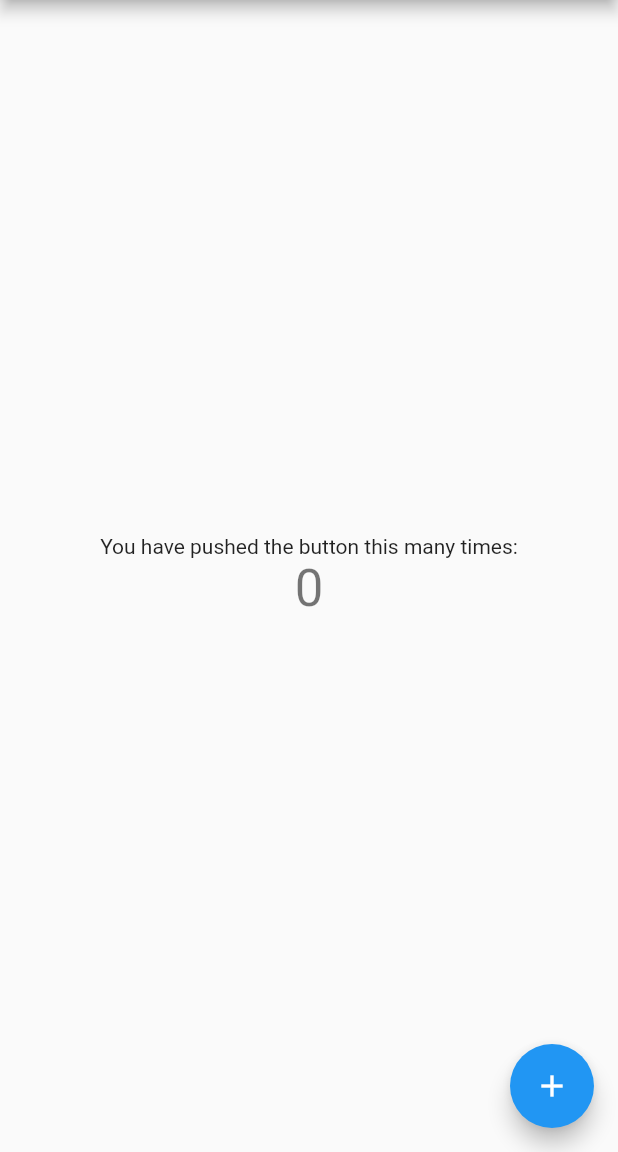
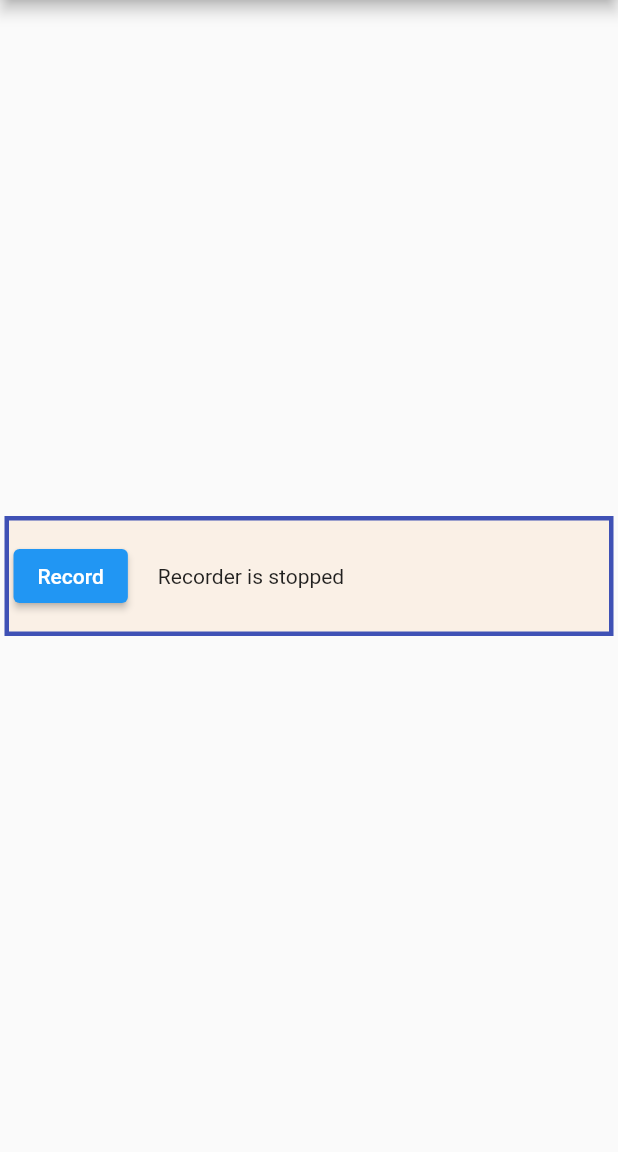
Before and after one commit to camphan12993/test_stt, a Flutter app: the screen it shows after launch, on a phone screen of 412 x 824 dp, the part 84-1236 px from its top. Run offline on Flutter 3.47's test engine with Material 2 defaults, Android fonts, the phone set to English and light mode, and no system bars; our stand-ins replace permission_handler; missing offline and left inert: audio_session, flutter_sound; statements that could not run were skipped.

Commit message:
update modules

```diff
--- a/lib/main.dart
+++ b/lib/main.dart
@@ -1,8 +1,15 @@
+import 'dart:async';
+
+import 'package:audio_session/audio_session.dart';
 import 'package:flutter/material.dart';
+import 'package:flutter_sound/flutter_sound.dart';
+import 'package:permission_handler/permission_handler.dart';
 
 void main() {
   runApp(const MyApp());
 }
+
+const int tSampleRate = 44000;
 
 class MyApp extends StatelessWidget {
   const MyApp({Key? key}) : super(key: key);
@@ -49,26 +56,95 @@ class MyHomePage extends StatefulWidget {
 
 class _MyHomePageState extends State<MyHomePage> {
   int _counter = 0;
+  FlutterSoundRecorder? _mRecorder = FlutterSoundRecorder();
+  bool _mRecorderIsInited = false;
+  StreamSubscription? _mRecordingDataSubscription;
 
-  void _incrementCounter() {
+  Future<void> _openRecorder() async {
+    var status = await Permission.microphone.request();
+    if (status != PermissionStatus.granted) {
+      throw RecordingPermissionException('Microphone permission not granted');
+    }
+    await _mRecorder!.openRecorder();
+
+    final session = await AudioSession.instance;
+    await session.configure(AudioSessionConfiguration(
+      avAudioSessionCategory: AVAudioSessionCategory.playAndRecord,
+      avAudioSessionCategoryOptions:
+          AVAudioSessionCategoryOptions.allowBluetooth |
+              AVAudioSessionCategoryOptions.defaultToSpeaker,
+      avAudioSessionMode: AVAudioSessionMode.spokenAudio,
+      avAudioSessionRouteSharingPolicy:
+          AVAudioSessionRouteSharingPolicy.defaultPolicy,
+      avAudioSessionSetActiveOptions: AVAudioSessionSetActiveOptions.none,
+      androidAudioAttributes: const AndroidAudioAttributes(
+        contentType: AndroidAudioContentType.speech,
+        flags: AndroidAudioFlags.none,
+        usage: AndroidAudioUsage.voiceCommunication,
+      ),
+      androidAudioFocusGainType: AndroidAudioFocusGainType.gain,
+      androidWillPauseWhenDucked: true,
+    ));
+
     setState(() {
-      // This call to setState tells the Flutter framework that something has
-      // changed in this State, which causes it to rerun the build method below
-      // so that the display can reflect the updated values. If we changed
-      // _counter without calling setState(), then the build method would not be
-      // called again, and so nothing would appear to happen.
-      _counter++;
+      _mRecorderIsInited = true;
     });
+  }
+
+  Future<void> record() async {
+    assert(_mRecorderIsInited);
+    var recordingDataController = StreamController<Food>();
+    _mRecordingDataSubscription =
+        recordingDataController.stream.listen((buffer) {
+      if (buffer is FoodData) {
+        print(buffer);
+      }
+    });
+    await _mRecorder!.startRecorder(
+      toStream: recordingDataController.sink,
+      codec: Codec.pcm16,
+      numChannels: 1,
+      sampleRate: tSampleRate,
+    );
+    setState(() {});
+  }
+  // --------------------- (it was very simple, wasn't it ?) -------------------
+
+  Future<void> stopRecorder() async {
+    await _mRecorder!.stopRecorder();
+    if (_mRecordingDataSubscription != null) {
+      await _mRecordingDataSubscription!.cancel();
+      _mRecordingDataSubscription = null;
+    }
+  }
+
+  getRecorderFn() {
+    if (!_mRecorderIsInited) {
+      return null;
+    }
+    return _mRecorder!.isStopped
+        ? record
+        : () {
+            stopRecorder().then((value) => setState(() {}));
+          };
+  }
+
+  @override
+  void initState() {
+    super.initState();
+    _openRecorder();
+  }
+
+  @override
+  void dispose() {
+    stopRecorder();
+    _mRecorder!.closeRecorder();
+    _mRecorder = null;
+    super.dispose();
   }
 
   @override
   Widget build(BuildContext context) {
-    // This method is rerun every time setState is called, for instance as done
-    // by the _incrementCounter method above.
-    //
-    // The Flutter framework has been optimized to make rerunning build methods
-    // fast, so that you can just rebuild anything that needs updating rather
-    // than having to individually change instances of widgets.
     return Scaffold(
       appBar: AppBar(
         // Here we take the value from the MyHomePage object that was created by
@@ -79,37 +155,39 @@ class _MyHomePageState extends State<MyHomePage> {
         // Center is a layout widget. It takes a single child and positions it
         // in the middle of the parent.
         child: Column(
-          // Column is also a layout widget. It takes a list of children and
-          // arranges them vertically. By default, it sizes itself to fit its
-          // children horizontally, and tries to be as tall as its parent.
-          //
-          // Invoke "debug painting" (press "p" in the console, choose the
-          // "Toggle Debug Paint" action from the Flutter Inspector in Android
-          // Studio, or the "Toggle Debug Paint" command in Visual Studio Code)
-          // to see the wireframe for each widget.
-          //
-          // Column has various properties to control how it sizes itself and
-          // how it positions its children. Here we use mainAxisAlignment to
-          // center the children vertically; the main axis here is the vertical
-          // axis because Columns are vertical (the cross axis would be
-          // horizontal).
           mainAxisAlignment: MainAxisAlignment.center,
           children: <Widget>[
-            const Text(
-              'You have pushed the button this many times:',
-            ),
-            Text(
-              '$_counter',
-              style: Theme.of(context).textTheme.headline4,
+            Container(
+              margin: const EdgeInsets.all(3),
+              padding: const EdgeInsets.all(3),
+              height: 80,
+              width: double.infinity,
+              alignment: Alignment.center,
+              decoration: BoxDecoration(
+                color: Color(0xFFFAF0E6),
+                border: Border.all(
+                  color: Colors.indigo,
+                  width: 3,
+                ),
+              ),
+              child: Row(children: [
+                ElevatedButton(
+                  onPressed: getRecorderFn(),
+                  //color: Colors.white,
+                  //disabledColor: Colors.grey,
+                  child: Text(_mRecorder!.isRecording ? 'Stop' : 'Record'),
+                ),
+                SizedBox(
+                  width: 20,
+                ),
+                Text(_mRecorder!.isRecording
+                    ? 'Recording in progress'
+                    : 'Recorder is stopped'),
+              ]),
             ),
           ],
         ),
       ),
-      floatingActionButton: FloatingActionButton(
-        onPressed: _incrementCounter,
-        tooltip: 'Increment',
-        child: const Icon(Icons.add),
-      ), // This trailing comma makes auto-formatting nicer for build methods.
     );
   }
 }
--- a/pubspec.yaml
+++ b/pubspec.yaml
@@ -37,6 +37,7 @@ dependencies:
   flutter_sound: ^9.2.13
   audio_session: ^0.1.10
   socket_io_client: ^2.0.0
+  permission_handler: ^10.0.2
 
 dev_dependencies:
   flutter_test:
```
Also changed, not shown: pubspec.lock, 7 other files.
